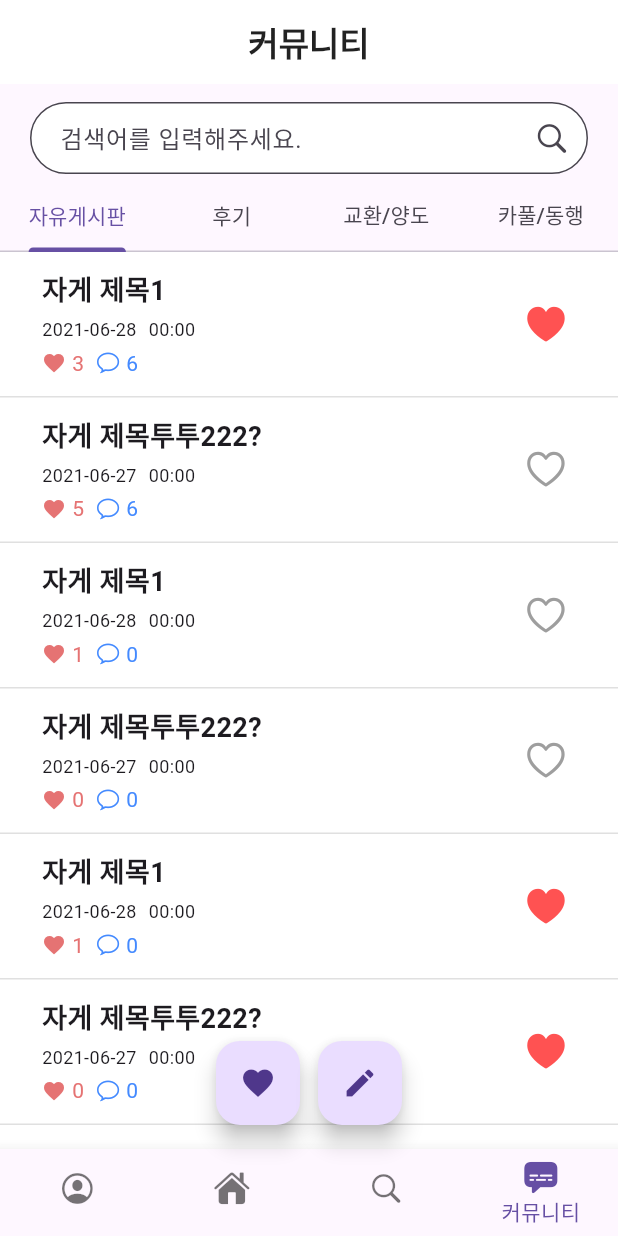
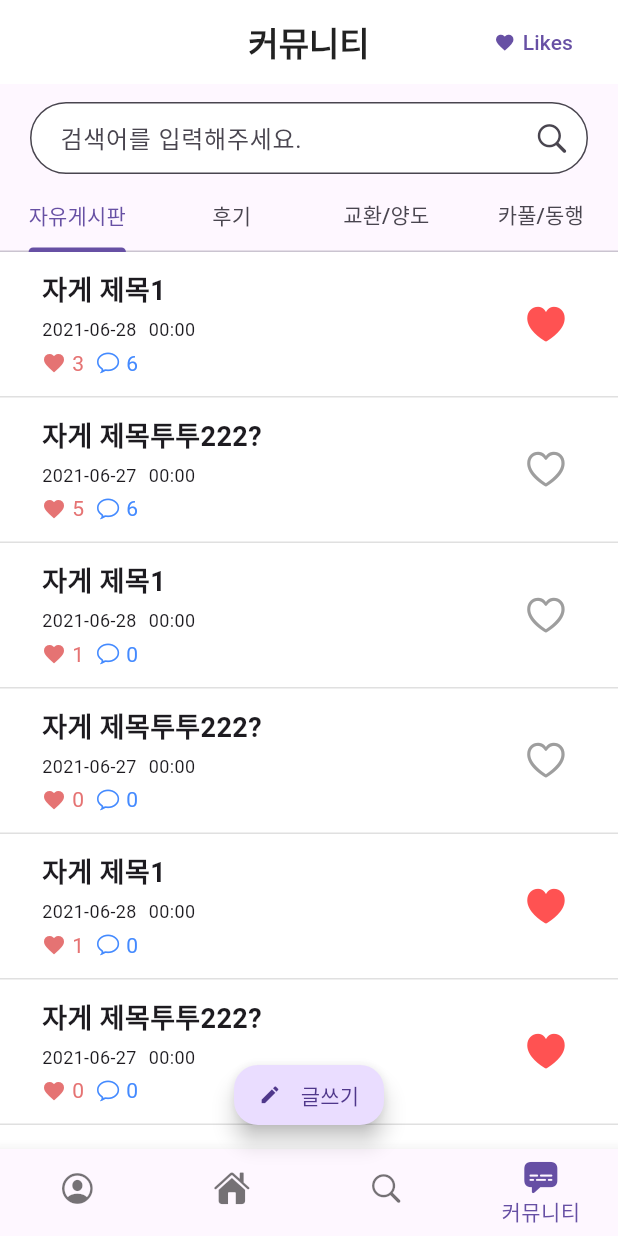
Before and after one commit to 2024-capstone-team119/FE-page, a Flutter app: the MyCommunity screen opened directly, on a phone screen of 412 x 824 dp. Run offline on Flutter 3.47's test engine with Material 3 defaults, Android fonts, the phone set to English and light mode, and no system bars; our stand-ins replace card_swiper, fluttertoast, get, image_picker, table_calendar; Roboto replaces fonts that are missing (Pretendard).

Commit message:
design: 좋아요 및 글쓰기 버튼 수정

```diff
--- a/allcon/lib/Pages/Community/Home.dart
+++ b/allcon/lib/Pages/Community/Home.dart
@@ -5,6 +5,7 @@ import 'package:allcon/Pages/Community/Sub/TabContent/ContentListView.dart';
 import 'package:allcon/Pages/Community/controller/content_controller.dart';
 import 'package:allcon/Widget/app_bar.dart';
 import 'package:allcon/Widget/bottom_navigation_bar.dart';
+import 'package:flutter/cupertino.dart';
 import 'package:flutter/material.dart';
 import 'package:get/get.dart';
 
@@ -37,9 +38,31 @@ class _MyCommunityState extends State<MyCommunity>
   @override
   Widget build(BuildContext context) {
     return Scaffold(
-      appBar: const MyAppBar(
+      appBar: MyAppBar(
         text: "커뮤니티",
         automaticallyImplyLeading: false,
+        actions: TextButton(
+          onPressed: () {
+            Get.to(MyContentLikes(contentController: _contentController));
+          },
+          child: const Row(
+            children: [
+              Icon(
+                Icons.favorite,
+                size: 14.0,
+              ),
+              SizedBox(
+                width: 5.0,
+              ),
+              Text(
+                'Likes',
+                style: TextStyle(
+                  fontSize: 14.0,
+                ),
+              ),
+            ],
+          ),
+        ),
       ),
       bottomNavigationBar: const MyBottomNavigationBar(
         currentIndex: 3,
@@ -48,18 +71,25 @@ class _MyCommunityState extends State<MyCommunity>
       floatingActionButton: Row(
         mainAxisAlignment: MainAxisAlignment.center,
         children: [
-          FloatingActionButton(
-            onPressed: () {
-              Get.to(MyContentLikes(contentController: _contentController));
-            },
-            child: const Icon(Icons.favorite),
-          ),
-          const SizedBox(width: 12),
-          FloatingActionButton(
-            onPressed: () {
-              Get.to(const MyContentWrite());
-            },
-            child: const Icon(Icons.edit),
+          SizedBox(
+            width: 100.0,
+            height: 40.0,
+            child: FloatingActionButton(
+              onPressed: () {
+                Get.to(const MyContentWrite());
+              },
+              child: const Row(
+                mainAxisAlignment: MainAxisAlignment.center,
+                children: [
+                  Icon(
+                    Icons.edit,
+                    size: 15.0,
+                  ),
+                  SizedBox(width: 13.0),
+                  Text('글쓰기'),
+                ],
+              ),
+            ),
           ),
         ],
       ),
```
